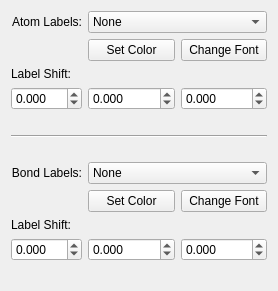
First picture: the form in libavogadro/src/engines/labelsettingswidget.ui, repository cryos/avogadro, before the edit.
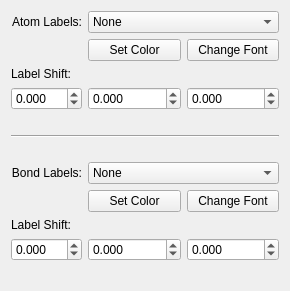
Second picture: the form after the edit.

Commit message: Re-ordered types of atom labels in labelsettinswidget

Diff of the .ui file:
```diff
--- a/libavogadro/src/engines/labelsettingswidget.ui
+++ b/libavogadro/src/engines/labelsettingswidget.ui
@@ -6,7 +6,7 @@
    <rect>
     <x>0</x>
     <y>0</y>
-    <width>270</width>
+    <width>290</width>
     <height>291</height>
    </rect>
   </property>
```
Left out of the diff: 40 changed lines with no effect on the pictures. The commit also changes 1 other file.
